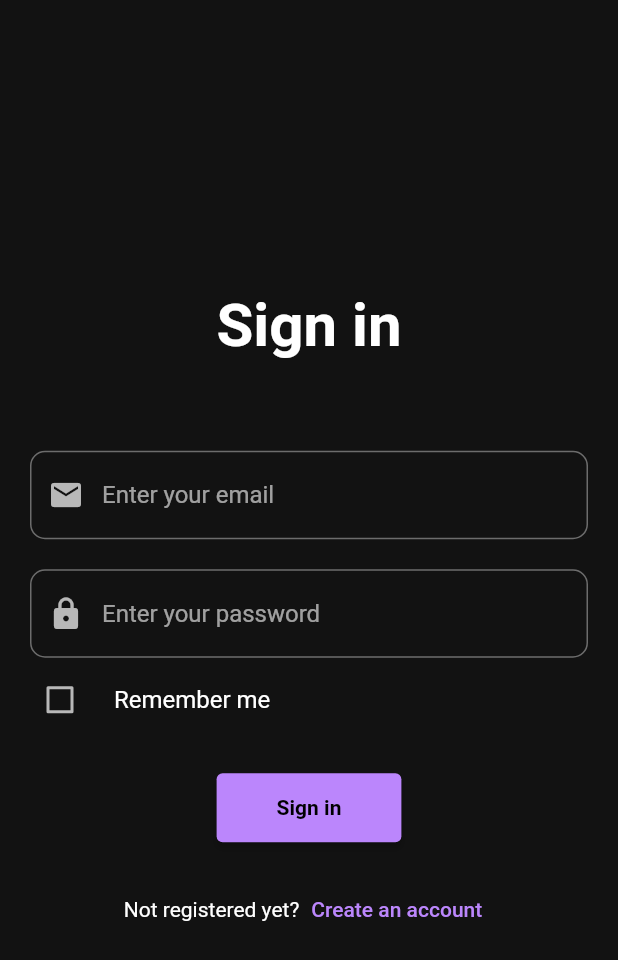
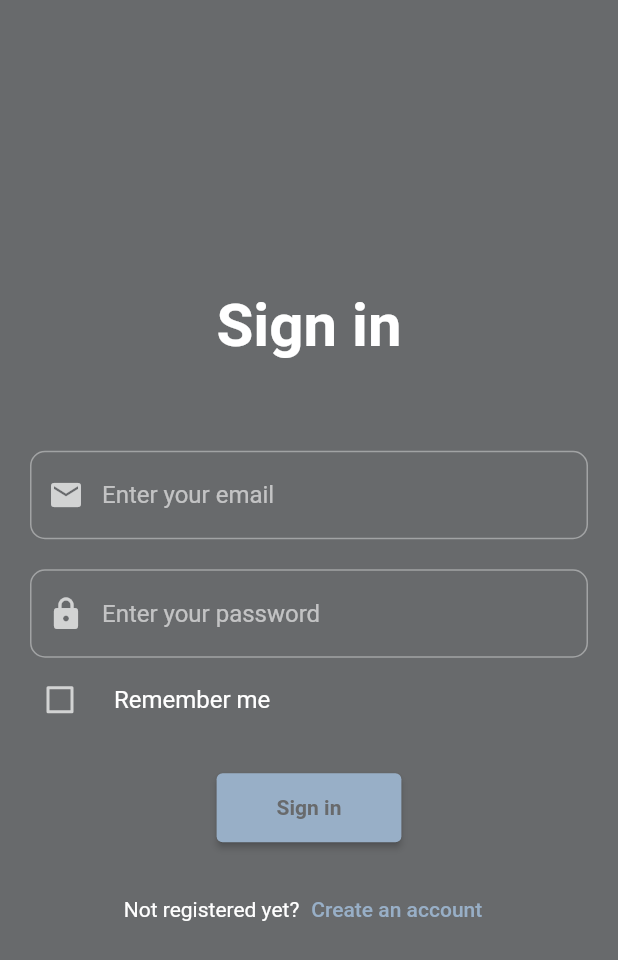
Before and after one commit to Ace-He/SEPT-Group3, a Flutter app: the screen it shows after launch, on a phone screen of 412 x 824 dp. Shown: the top 960 px of the screen. Run offline on Flutter 3.47's test engine with Material 2 defaults, Android fonts, the phone set to English and light mode, and no system bars; our stand-ins replace email_validator.

Commit message:
updated colour scheme

```diff
--- a/lib/main.dart
+++ b/lib/main.dart
@@ -7,16 +7,16 @@ void main() {
 }
 
 ColorScheme defaultColorScheme = const ColorScheme(
-  primary: Color(0xffBB86FC),
-  secondary: Color(0xff03DAC6),
-  surface: Color(0xff181818),
-  background: Color(0xff121212),
-  error: Color(0xffCF6679),
-  onPrimary: Color(0xff000000),
-  onSecondary: Color(0xff000000),
+  primary: Color(0xff98AFC7),
+  secondary: Color(0xffFC652E),
+  surface: Color(0xff686a6c),
+  background: Color(0xff686a6c),
+  error: Color(0xffff2800),
+  onPrimary: Color(0xff686a6c),
+  onSecondary: Color(0xff686a6c),
   onSurface: Color(0xffffffff),
   onBackground: Color(0xffffffff),
-  onError: Color(0xff000000),
+  onError: Color(0xff686a6c),
   brightness: Brightness.dark,
 );
 
```
